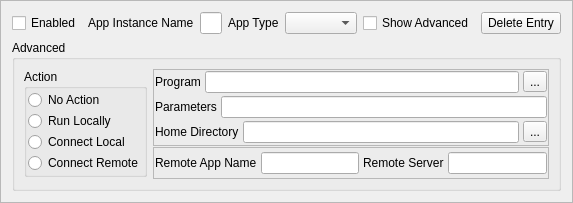
First picture: the form in mqt/MqtBase/ConfigElementFrame.ui, repository zsteva/backup-minos2, before the edit.
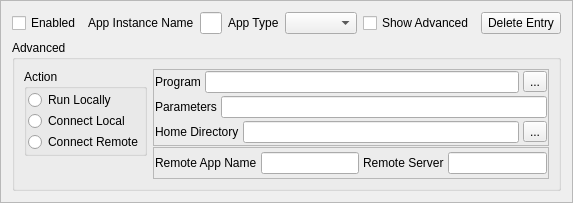
Second picture: the form after the edit.

Commit message: Lose "no action", and use "enabled" better

```diff
--- a/mqt/MqtBase/ConfigElementFrame.ui
+++ b/mqt/MqtBase/ConfigElementFrame.ui
@@ -147,16 +147,6 @@
            <property name="bottomMargin">
             <number>1</number>
            </property>
-           <item>
-            <widget class="QRadioButton" name="rbNoAction">
-             <property name="text">
-              <string>No Action</string>
-             </property>
-             <attribute name="buttonGroup">
-              <string notr="true">actionButtonGroup</string>
-             </attribute>
-            </widget>
-           </item>
            <item>
             <widget class="QRadioButton" name="rbRunLocally">
              <property name="text">
```
Left out of the diff: 3 changed lines with no effect on the pictures. The commit also changes 4 other files.
